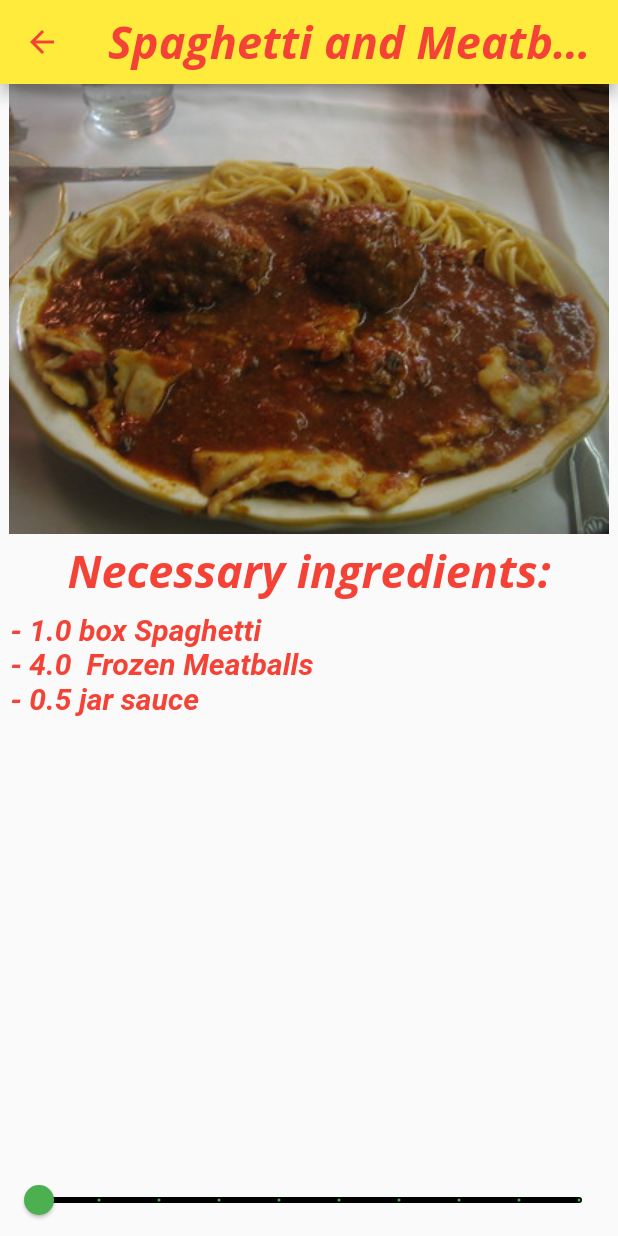
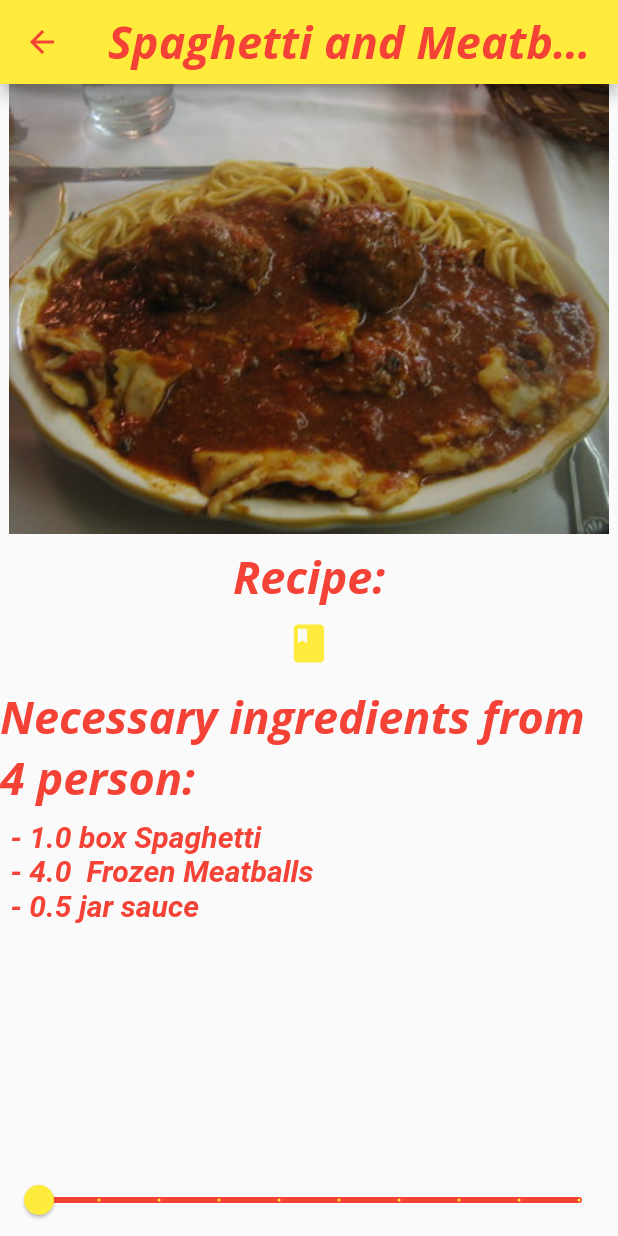
Before and after one commit to fogin11Demon/starterGDOD, a Flutter app: the MyHomePage screen opened directly, after a tap on "Spaghetti and Meatballs", on a phone screen of 412 x 824 dp. Run offline on Flutter 3.47's test engine with Material 2 defaults, Android fonts, the phone set to English and light mode, and no system bars; our stand-ins replace google_fonts.

Commit message:
Initial commit

```diff
--- a/lib/recipe.dart
+++ b/lib/recipe.dart
@@ -3,8 +3,9 @@ class Recipe {
   String imageUrl;
   int servings;
   List<Ingredient> ingredients;
+  String rec;
 
-  Recipe(this.label, this.imageUrl, this.servings, this.ingredients);
+  Recipe(this.label, this.imageUrl, this.servings, this.ingredients, this.rec);
 
   static List<Recipe> samples = [
     Recipe(
@@ -28,6 +29,26 @@ class Recipe {
           'sauce',
         ),
       ],
+  'First of all, prepare the minced meat: put the meat in a deep bowl, add '
+      'salt and pepper to taste, add thyme and rosemary leaves (pre-crushed) '
+      'and bread crumbs. Mix everything well with your hands, add the egg and '
+      'knead again until smooth. Set aside.Finely chop the onion and garlic. '
+      'In a frying pan (a wide one with high edges is best), fry the onion in '
+      'a small amount of olive oil (1-2 tablespoons) over medium heat for '
+      'about 4-5 minutes, then add the garlic and fry for another couple of '
+      'minutes.Meanwhile, cut the tomatoes in half and rub them on a coarse '
+      'grater, only the pulp. Add tomato paste to the ground tomatoes, add '
+      'salt, mix and pour into a frying pan. Put the finely chopped basil '
+      'leaves in the tomato sauce.While the sauce is boiling, make meatballs: '
+      'with wet hands, make 10 balls with a diameter of about 4 cm. Put them '
+      'in the boiling sauce, reduce the heat so that the sauce does not boil '
+      'too much. Meatballs should be half in the sauce. If required, you can '
+      'add a little water to make the sauce a little more liquid. Cook the '
+      'meatballs under the lid for 20-25 minutes, turning every 5-7 minutes, '
+      'until tender.Cook the pasta until al dente (usually it a minute less '
+      'than it says on the package), drain the water and add it to the pan '
+      'with the sauce. Mix the spaghetti with the sauce, put on a plate and '
+      'sprinkle with parmesan before serving.',
     ),
     Recipe(
       'Tomato Soup',
@@ -40,6 +61,7 @@ class Recipe {
           'Tomato Soup',
         ),
       ],
+      '123',
     ),
     Recipe(
       'Grilled Cheese',
@@ -57,6 +79,7 @@ class Recipe {
           'Bread',
         ),
       ],
+      '123',
     ),
     Recipe(
       'Chocolate Chip Cookies',
@@ -79,6 +102,7 @@ class Recipe {
           'chocolate chips',
         ),
       ],
+      '123',
     ),
     Recipe(
       'Taco Salad',
@@ -106,6 +130,7 @@ class Recipe {
           'chopped tomatoes',
         ),
       ],
+      '123',
     ),
     Recipe(
       'Hawaiian Pizza',
@@ -128,6 +153,7 @@ class Recipe {
           'ham',
         ),
       ],
+      '123',
     ),
   ];
 }
--- a/lib/recipe_detail.dart
+++ b/lib/recipe_detail.dart
@@ -1,6 +1,5 @@
 import 'package:flutter/material.dart';
 import 'recipe.dart';
-
 
 class RecipeDetail extends StatefulWidget {
   final Recipe recipe;
@@ -23,7 +22,7 @@ class _RecipeDetailState extends State<RecipeDetail> {
       appBar: AppBar(
         //title: Text(widget.recipe.label),
         title: Text(widget.recipe.label),
-        centerTitle:true,
+        centerTitle: true,
       ),
       // 2
       body: SafeArea(
@@ -36,18 +35,61 @@ class _RecipeDetailState extends State<RecipeDetail> {
               width: double.infinity,
               child: Image(image: AssetImage(widget.recipe.imageUrl)),
             ),
-            // 5
             const SizedBox(
               height: 4,
             ),
-            // 6
+            const SizedBox(
+              height: 4,
+            ),
             Text(
-              'Necessary ingredients:',
+              'Recipe:',
               //widget.recipe.label,
               //style: const TextStyle(fontSize: 30),
               style: Theme.of(context).textTheme.headline6,
             ),
-
+            Column(
+              children: [
+                IconButton(
+                    onPressed: () => showDialog<String>(
+                          context: context,
+                          builder: (BuildContext context) => AlertDialog(
+                            title: const Text('Recipe'),
+                            content: Text(
+                              widget.recipe.rec,
+                              style: TextStyle(fontSize: 15, color: Colors.red),
+                            ),
+                            actions: <Widget>[
+                              TextButton(
+                                onPressed: () =>
+                                    Navigator.pop(context, 'Cancel'),
+                                child: const Text(
+                                  'Cancel',
+                                  style: TextStyle(color: Colors.red),
+                                ),
+                              ),
+                              TextButton(
+                                onPressed: () => Navigator.pop(context, 'OK'),
+                                child: const Text(
+                                  'OK',
+                                  style: TextStyle(color: Colors.red),
+                                ),
+                              ),
+                            ],
+                          ),
+                        ),
+                    icon: Icon(Icons.book,color: Colors.yellow,size: 30,),),
+              ],
+            ),
+            const SizedBox(
+              height: 4,
+            ),
+            Text(
+              'Necessary ingredients from '
+                  '${_sliderVal * widget.recipe.servings} person:',
+              //widget.recipe.label,
+              //style: const TextStyle(fontSize: 30),
+              style: Theme.of(context).textTheme.headline6,
+            ),
             // 7
             Expanded(
               // 8
@@ -57,11 +99,14 @@ class _RecipeDetailState extends State<RecipeDetail> {
                 itemBuilder: (BuildContext context, int index) {
                   final ingredient = widget.recipe.ingredients[index];
                   // 9
-                  return Text('- ${ingredient.quantity * _sliderVal} '
+                  return Text(
+                      '- ${ingredient.quantity * _sliderVal} '
                       '${ingredient.measure} '
                       '${ingredient.name}',
-                      style: TextStyle(fontStyle:FontStyle.italic,
-                          fontWeight:FontWeight.bold,color: Colors.red,
+                      style: TextStyle(
+                          fontStyle: FontStyle.italic,
+                          fontWeight: FontWeight.bold,
+                          color: Colors.red,
                           fontSize: 20));
                 },
               ),
@@ -82,9 +127,10 @@ class _RecipeDetailState extends State<RecipeDetail> {
                 });
               },
               // 14
-              activeColor: Colors.green,
-              inactiveColor: Colors.black,
+              activeColor: Colors.yellow,
+              inactiveColor: Colors.red,
             ),
+
           ],
         ),
       ),
```
